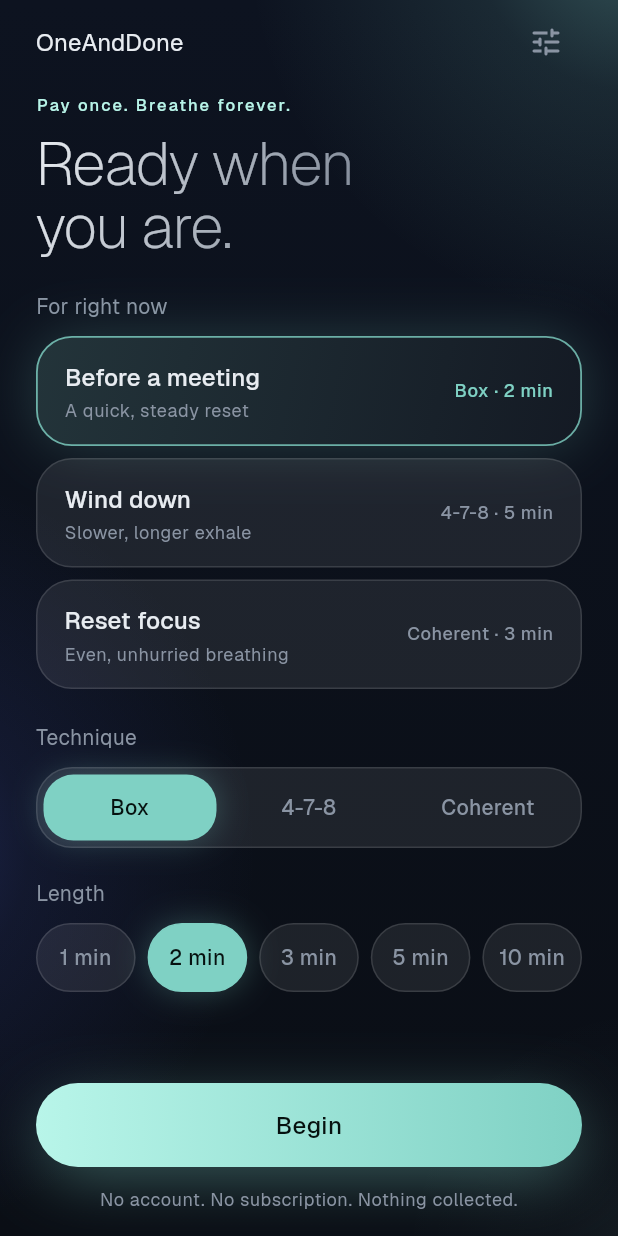
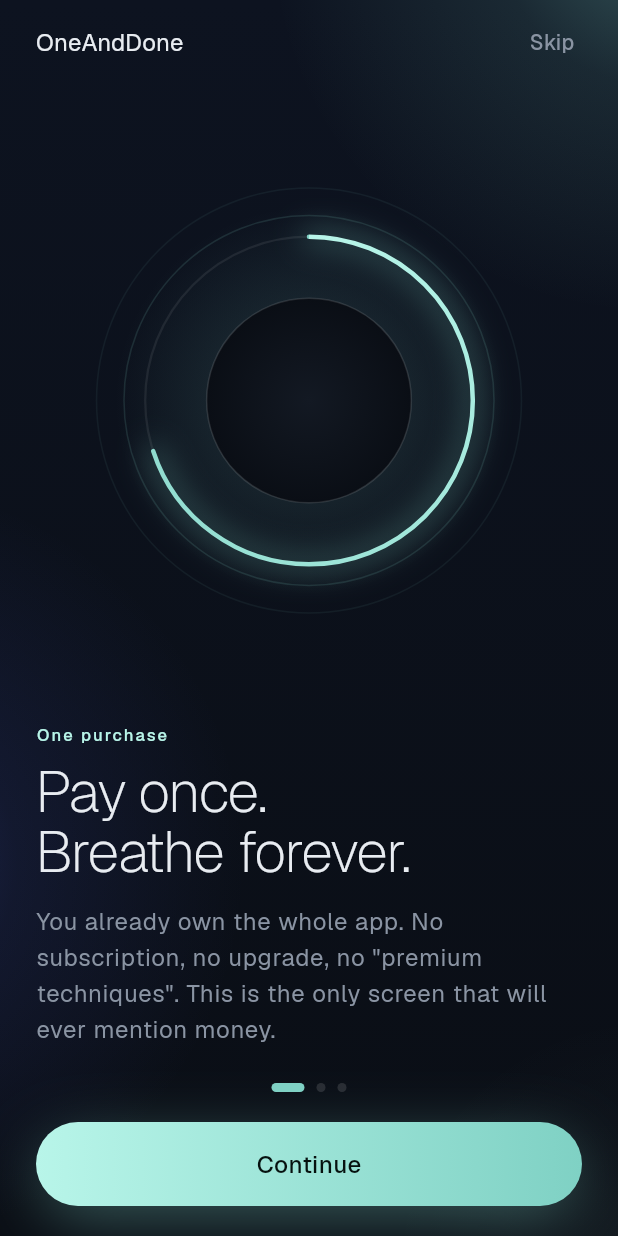
Before and after one commit to Kdevelopment2026/oneanddone-breath, a Flutter app: the screen it shows after launch, on a phone screen of 412 x 824 dp. Run offline on Flutter 3.47's test engine with Material 3 defaults, Android fonts, the phone set to English and light mode, and no system bars; our stand-ins replace audioplayers, lottie, shared_preferences, wakelock_plus; project files that could hold a hidden picture were left out.

Commit message:
Launch screen, animated splash, first-launch onboarding
- iOS LaunchScreen: Night Tide background + ring mark (rendered by
  tool/make_icon.py) instead of the white Flutter default
- SplashScreen: ring draws in, wordmark settles, then onboarding or Home
- OnboardingScreen: three swipeable pages (one purchase / three techniques /
  private by design), Skip at any point, seen-flag stored locally
- Fifth listing screenshot; CLAUDE.md architecture updated

Co-Authored-By: Claude Opus 5 (1M context) <noreply@anthropic.com>

```diff
--- a/lib/main.dart
+++ b/lib/main.dart
@@ -1,6 +1,6 @@
 import 'package:flutter/material.dart';
 
-import 'screens/home_screen.dart';
+import 'screens/splash_screen.dart';
 import 'state/app_settings.dart';
 import 'theme/app_theme.dart';
 
@@ -26,7 +26,7 @@ class OneAndDoneBreathApp extends StatelessWidget {
       // Night Tide is a dark design; the light theme exists so nothing
       // breaks if this is ever switched to ThemeMode.system.
       themeMode: ThemeMode.dark,
-      home: const HomeScreen(),
+      home: const SplashScreen(),
     );
   }
 }
--- /dev/null
+++ b/lib/screens/onboarding_screen.dart
@@ -0,0 +1,319 @@
+import 'package:flutter/material.dart';
+
+import '../models/breathing_technique.dart';
+import '../motion/fade_rise.dart';
+import '../motion/motion.dart';
+import '../motion/tide_route.dart';
+import '../state/app_settings.dart';
+import '../theme/app_theme.dart';
+import '../widgets/aurora_background.dart';
+import '../widgets/breathing_ring.dart';
+import '../widgets/glow_button.dart';
+import 'home_screen.dart';
+
+/// Three swipeable pages shown once, on first launch: what you bought, what
+/// it does, what it doesn't do with your data. No account step, no
+/// permission prompts, no "personalise your plan" (CLAUDE.md, golden rules
+/// 3, 5, 9). Skippable at any point.
+class OnboardingScreen extends StatefulWidget {
+  const OnboardingScreen({super.key});
+
+  @override
+  State<OnboardingScreen> createState() => _OnboardingScreenState();
+}
+
+class _OnboardingScreenState extends State<OnboardingScreen> {
+  static const _pages = [
+    _Page(
+      eyebrow: 'One purchase',
+      title: 'Pay once.\nBreathe forever.',
+      body:
+          'You already own the whole app. No subscription, no upgrade, '
+          'no "premium techniques". This is the only screen that will ever '
+          'mention money.',
+      visual: _Visual.ring,
+    ),
+    _Page(
+      eyebrow: 'Three techniques',
+      title: 'A few good ways\nto breathe.',
+      body:
+          'Box breathing for a steady reset. 4-7-8 for winding down. '
+          'Coherent breathing for calm focus. Presets pick one for the '
+          'moment; you can always change it.',
+      visual: _Visual.techniques,
+    ),
+    _Page(
+      eyebrow: 'Private by design',
+      title: 'Nothing collected.\nNothing to protect.',
+      body:
+          'No account, no cloud, no analytics. Nothing about your sessions '
+          'is stored anywhere. It works fully offline. Open it, breathe, '
+          'close it.',
+      visual: _Visual.privacy,
+    ),
+  ];
+
+  final PageController _pageController = PageController();
+  int _index = 0;
+
+  bool get _isLast => _index == _pages.length - 1;
+
+  void _advance() {
+    if (_isLast) {
+      _finish();
+      return;
+    }
+    _pageController.nextPage(
+      duration: Motion.reduced(context) ? Duration.zero : Motion.route,
+      curve: Motion.easeInOut,
+    );
+  }
+
+  void _finish() {
+    AppSettings.shared.setOnboardingSeen(true);
+    Navigator.of(context)
+        .pushReplacement(TideRoute<void>(builder: (_) => const HomeScreen()));
+  }
+
+  @override
+  void dispose() {
+    _pageController.dispose();
+    super.dispose();
+  }
+
+  @override
+  Widget build(BuildContext context) {
+    final theme = Theme.of(context);
+    final tide = NightTide.of(context);
+
+    return Scaffold(
+      body: AuroraBackground(
+        child: SafeArea(
+          child: Column(
+            children: [
+              FadeRise(
+                index: 0,
+                child: Padding(
+                  padding: const EdgeInsets.fromLTRB(24, 4, 12, 0),
+                  child: Row(
+                    mainAxisAlignment: MainAxisAlignment.spaceBetween,
+                    children: [
+                      Text(
+                        'OneAndDone',
+                        style: theme.textTheme.titleMedium?.copyWith(
+                          fontWeight: FontWeight.w400,
+                        ),
+                      ),
+                      TextButton(
+                        onPressed: _finish,
+                        style: TextButton.styleFrom(
+                          foregroundColor: tide.textMuted,
+                        ),
+                        child: const Text('Skip'),
+                      ),
+                    ],
+                  ),
+                ),
+              ),
+              Expanded(
+                child: PageView.builder(
+                  controller: _pageController,
+                  itemCount: _pages.length,
+                  onPageChanged: (i) => setState(() => _index = i),
+                  itemBuilder: (context, i) => _PageView(page: _pages[i]),
+                ),
+              ),
+              FadeRise(
+                index: 2,
+                child: Padding(
+                  padding: const EdgeInsets.fromLTRB(24, 8, 24, 20),
+                  child: Column(
+                    children: [
+                      _Dots(count: _pages.length, index: _index),
+                      const SizedBox(height: 20),
+                      GlowButton(
+                        label: _isLast ? 'Begin' : 'Continue',
+                        onPressed: _advance,
+                      ),
+                    ],
+                  ),
+                ),
+              ),
+            ],
+          ),
+        ),
+      ),
+    );
+  }
+}
+
+enum _Visual { ring, techniques, privacy }
+
+class _Page {
+  const _Page({
+    required this.eyebrow,
+    required this.title,
+    required this.body,
+    required this.visual,
+  });
+
+  final String eyebrow;
+  final String title;
+  final String body;
+  final _Visual visual;
+}
+
+class _PageView extends StatelessWidget {
+  const _PageView({required this.page});
+
+  final _Page page;
+
+  @override
+  Widget build(BuildContext context) {
+    final theme = Theme.of(context);
+    final tide = NightTide.of(context);
+    return Padding(
+      padding: const EdgeInsets.symmetric(horizontal: 24),
+      child: Column(
+        crossAxisAlignment: CrossAxisAlignment.start,
+        children: [
+          Expanded(child: Center(child: _VisualFor(page.visual))),
+          FadeRise(
+            index: 1,
+            child: Column(
+              crossAxisAlignment: CrossAxisAlignment.start,
+              children: [
+                Text(
+                  page.eyebrow,
+                  style: theme.textTheme.labelSmall?.copyWith(color: tide.mint),
+                ),
+                const SizedBox(height: 10),
+                Text(
+                  page.title,
+                  style: theme.textTheme.displayMedium?.copyWith(fontSize: 38),
+                ),
+                const SizedBox(height: 14),
+                Text(
+                  page.body,
+                  style: theme.textTheme.bodyLarge?.copyWith(
+                    color: tide.textMuted,
+                    height: 1.5,
+                  ),
+                ),
+              ],
+            ),
+          ),
+          const SizedBox(height: 16),
+        ],
+      ),
+    );
+  }
+}
+
+class _VisualFor extends StatelessWidget {
+  const _VisualFor(this.visual);
+
+  final _Visual visual;
+
+  @override
+  Widget build(BuildContext context) {
+    final theme = Theme.of(context);
+    final tide = NightTide.of(context);
+    switch (visual) {
+      case _Visual.ring:
+        return const SizedBox(
+          width: 280,
+          height: 280,
+          child: BreathingRing(phase: BreathPhaseType.inhale, progress: 0.7),
+        );
+      case _Visual.techniques:
+        return Column(
+          mainAxisSize: MainAxisSize.min,
+          children: [
+            for (final t in BreathingTechnique.all) ...[
+              Container(
+                width: double.infinity,
+                padding: const EdgeInsets.symmetric(
+                  horizontal: 18,
+                  vertical: 14,
+                ),
+                decoration: BoxDecoration(
+                  color: tide.surface,
+                  borderRadius: BorderRadius.circular(NightTide.radius),
+                  border: Border.all(color: tide.line),
+                ),
+                child: Row(
+                  children: [
+                    Expanded(
+                      child: Text(t.name, style: theme.textTheme.titleMedium),
+                    ),
+                    Text(
+                      t.phases.map((p) => _short(p.seconds)).join(' · '),
+                      style: theme.textTheme.bodySmall?.copyWith(
+                        color: tide.accent,
+                        fontWeight: FontWeight.w600,
+                      ),
+                    ),
+                  ],
+                ),
+              ),
+              const SizedBox(height: 10),
+            ],
+          ],
+        );
+      case _Visual.privacy:
+        return Container(
+          width: 200,
+          height: 200,
+          decoration: BoxDecoration(
+            shape: BoxShape.circle,
+            gradient: RadialGradient(
+              colors: [
+                tide.accent.withValues(alpha: 0.35),
+                tide.accent.withValues(alpha: 0),
+              ],
+            ),
+          ),
+          child: Icon(Icons.lock_outline_rounded, size: 72, color: tide.mint),
+        );
+    }
+  }
+
+  static String _short(double seconds) => seconds == seconds.roundToDouble()
+      ? seconds.toInt().toString()
+      : seconds.toString();
+}
+
+class _Dots extends StatelessWidget {
+  const _Dots({required this.count, required this.index});
+
+  final int count;
+  final int index;
+
+  @override
+  Widget build(BuildContext context) {
+    final tide = NightTide.of(context);
+    final reduced = Motion.reduced(context);
+    return Semantics(
+      label: 'Page ${index + 1} of $count',
+      excludeSemantics: true,
+      child: Row(
+        mainAxisAlignment: MainAxisAlignment.center,
+        children: [
+          for (var i = 0; i < count; i++)
+            AnimatedContainer(
+              duration: reduced ? Duration.zero : Motion.quick,
+              curve: Motion.ease,
+              margin: const EdgeInsets.symmetric(horizontal: 4),
+              width: i == index ? 22 : 6,
+              height: 6,
+              decoration: BoxDecoration(
+                color: i == index ? tide.accent : tide.line,
+                borderRadius: BorderRadius.circular(3),
+              ),
+            ),
+        ],
+      ),
+    );
+  }
+}
--- a/lib/state/app_settings.dart
+++ b/lib/state/app_settings.dart
@@ -1,8 +1,8 @@
 import 'package:flutter/foundation.dart';
 import 'package:shared_preferences/shared_preferences.dart';
 
-/// The two user preferences the app has: sound and haptics on phase changes.
-/// Stored locally with `shared_preferences` — on the device only, never
+/// The user preferences the app has: sound and haptics on phase changes,
+/// and whether the first-launch introduction has been seen. Stored locally with `shared_preferences` — on the device only, never
 /// transmitted, so the App Store privacy label stays "Data Not Collected"
 /// (CLAUDE.md, golden rule 5). Nothing about sessions is stored.
 class AppSettings extends ChangeNotifier {
@@ -12,13 +12,18 @@ class AppSettings extends ChangeNotifier {
 
   static const _soundKey = 'sound_enabled';
   static const _hapticsKey = 'haptics_enabled';
+  static const _onboardingKey = 'onboarding_seen';
 
   bool _soundEnabled = true;
   bool _hapticsEnabled = true;
+  bool _onboardingSeen = false;
   bool _loaded = false;
 
   bool get soundEnabled => _soundEnabled;
   bool get hapticsEnabled => _hapticsEnabled;
+
+  /// True once the first-launch introduction has been dismissed.
+  bool get onboardingSeen => _onboardingSeen;
   bool get loaded => _loaded;
 
   /// Reads the stored values. Safe to call more than once; a failure to
@@ -29,6 +34,7 @@ class AppSettings extends ChangeNotifier {
       final prefs = await SharedPreferences.getInstance();
       _soundEnabled = prefs.getBool(_soundKey) ?? true;
       _hapticsEnabled = prefs.getBool(_hapticsKey) ?? true;
+      _onboardingSeen = prefs.getBool(_onboardingKey) ?? false;
     } catch (_) {
       // Defaults stand.
     }
@@ -50,6 +56,13 @@ class AppSettings extends ChangeNotifier {
     await _write(_hapticsKey, value);
   }
 
+  Future<void> setOnboardingSeen(bool value) async {
+    if (_onboardingSeen == value) return;
+    _onboardingSeen = value;
+    notifyListeners();
+    await _write(_onboardingKey, value);
+  }
+
   Future<void> _write(String key, bool value) async {
     try {
       final prefs = await SharedPreferences.getInstance();
```
Also changed, not shown: lib/screens/splash_screen.dart (added, +134 -0 lines), 14 other files.
